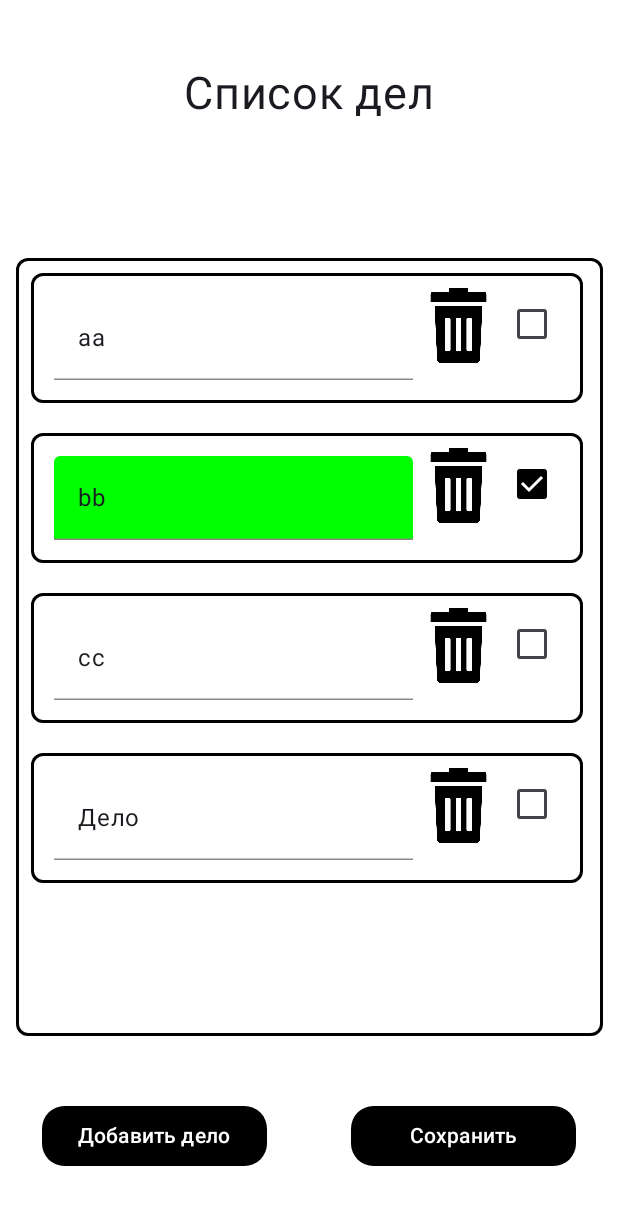
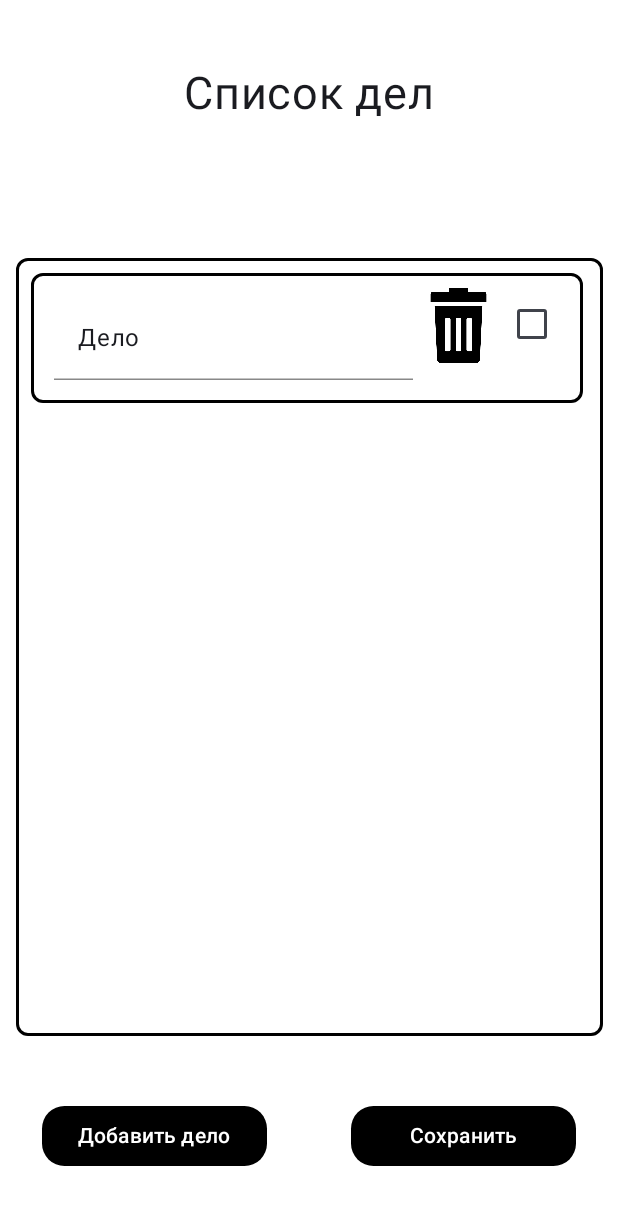
Before and after one commit to AlexZ04/ToDOList-Mobile, an Android app built with Jetpack Compose: the screen it shows after launch (MainActivity), after a tap on "Сохранить", on a phone screen of 412 x 824 dp. Shown: the top 1205 px of the screen. Run offline under Robolectric (Android 15) with nearby library versions, the phone set to English and light mode, and no system bars; 1 other tap on this screen came first.

Commit message:
add loading

```diff
--- a/app/build.gradle.kts
+++ b/app/build.gradle.kts
@@ -59,6 +59,8 @@ dependencies {
     implementation(libs.androidx.ui.graphics)
     implementation(libs.androidx.ui.tooling.preview)
     implementation(libs.androidx.material3)
+    implementation ("org.jetbrains.kotlinx:kotlinx-serialization-json:1.5.1")
+    implementation("com.google.code.gson:gson:2.11.0")
     testImplementation(libs.junit)
     androidTestImplementation(libs.androidx.junit)
     androidTestImplementation(libs.androidx.espresso.core)
--- a/app/src/main/java/com/example/todolist_mobile2/MainActivity.kt
+++ b/app/src/main/java/com/example/todolist_mobile2/MainActivity.kt
@@ -54,6 +54,10 @@ import androidx.compose.ui.text.input.ImeAction
 import androidx.compose.ui.unit.dp
 import androidx.compose.ui.unit.sp
 import com.example.todolist_mobile2.ui.theme.ToDoListMobile2Theme
+import com.google.gson.Gson
+import com.google.gson.annotations.SerializedName
+import com.google.gson.reflect.TypeToken
+import java.io.File
 
 
 class MainActivity : ComponentActivity() {
@@ -72,13 +76,15 @@ class MainActivity : ComponentActivity() {
                 Surface(
                     modifier = Modifier.fillMaxSize(),
                 ) {
-                    var tasks = remember {
+                    val tasks = remember {
                         mutableStateListOf(
                             Task("aa", false, false, 0),
-                            Task("bb", true, false, 1),
-                            Task("cc", false, false, 2)
                         )
                     }
+
+                    tasks.clear()
+                    tasks.addAll(load(this))
+
                     Screen(tasks)
                 }
             }
@@ -88,11 +94,12 @@ class MainActivity : ComponentActivity() {
 
 }
 
+
 data class Task(
-    var text: String,
-    var isCompleted: Boolean,
-    var isEditable: Boolean,
-    var number: Number
+    @SerializedName("text") var text: String,
+    @SerializedName("isCompleted") var isCompleted: Boolean,
+    @SerializedName("isEditable") var isEditable: Boolean,
+    @SerializedName("number") var number: Number
 )
 
 @Composable
@@ -169,7 +176,7 @@ fun Screen(tasks: MutableList<Task>) {
                 Text(text = "Добавить дело")
             }
 
-            SaveButton()
+            SaveButton(tasks)
         }
 
     }
@@ -177,14 +184,14 @@ fun Screen(tasks: MutableList<Task>) {
 
 
 @Composable
-fun SaveButton() {
+fun SaveButton(tasks: MutableList<Task>) {
     val context = LocalContext.current
 
     val focusManager = LocalFocusManager.current
 
     Button(
         onClick = {
-            save(context)
+            save(context, tasks)
             focusManager.clearFocus()
         },
         shape = RoundedCornerShape(15.dp),
@@ -197,8 +204,25 @@ fun SaveButton() {
     }
 }
 
-fun save(context: Context) {
+fun save(context: Context, tasks: MutableList<Task>) {
     Toast.makeText(context, "Сохранено!", Toast.LENGTH_SHORT).show()
+
+    val gson = Gson()
+    val json = gson.toJson(tasks)
+
+    val file = File(context.filesDir, "tasks.json")
+    file.writeText(json)
+}
+
+fun load(context: Context): List<Task> {
+    val gson = Gson()
+    val file = File(context.filesDir, "tasks.json")
+
+    return if (file.exists()) {
+        gson.fromJson(file.readText(), object : TypeToken<List<Task>>() {}.type)
+    } else {
+        emptyList()
+    }
 }
 
 @Composable
```
